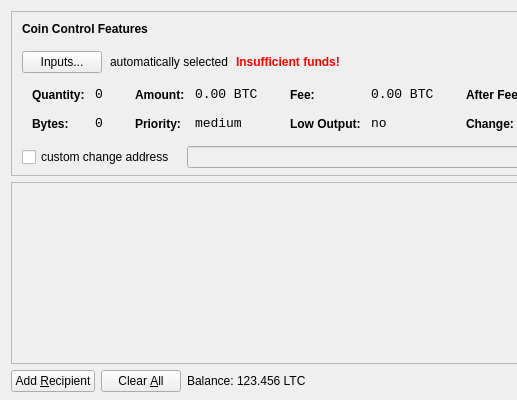
gogogoutham/co2in, file src/qt/forms/sendcoinsdialog.ui: the form before one commit; both pictures show x 0 to 517 and y 0 to 400 of the 850 by 400 pixel window.
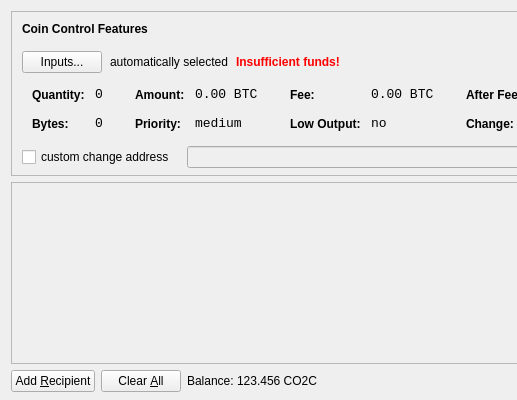
The form after the commit. Icons and pictures are not drawn.

```diff
--- a/src/qt/forms/sendcoinsdialog.ui
+++ b/src/qt/forms/sendcoinsdialog.ui
@@ -720,7 +720,7 @@
           <cursorShape>IBeamCursor</cursorShape>
          </property>
          <property name="text">
-          <string>123.456 LTC</string>
+          <string>123.456 CO2C</string>
          </property>
          <property name="textInteractionFlags">
           <set>Qt::LinksAccessibleByMouse|Qt::TextSelectableByKeyboard|Qt::TextSelectableByMouse</set>
```
